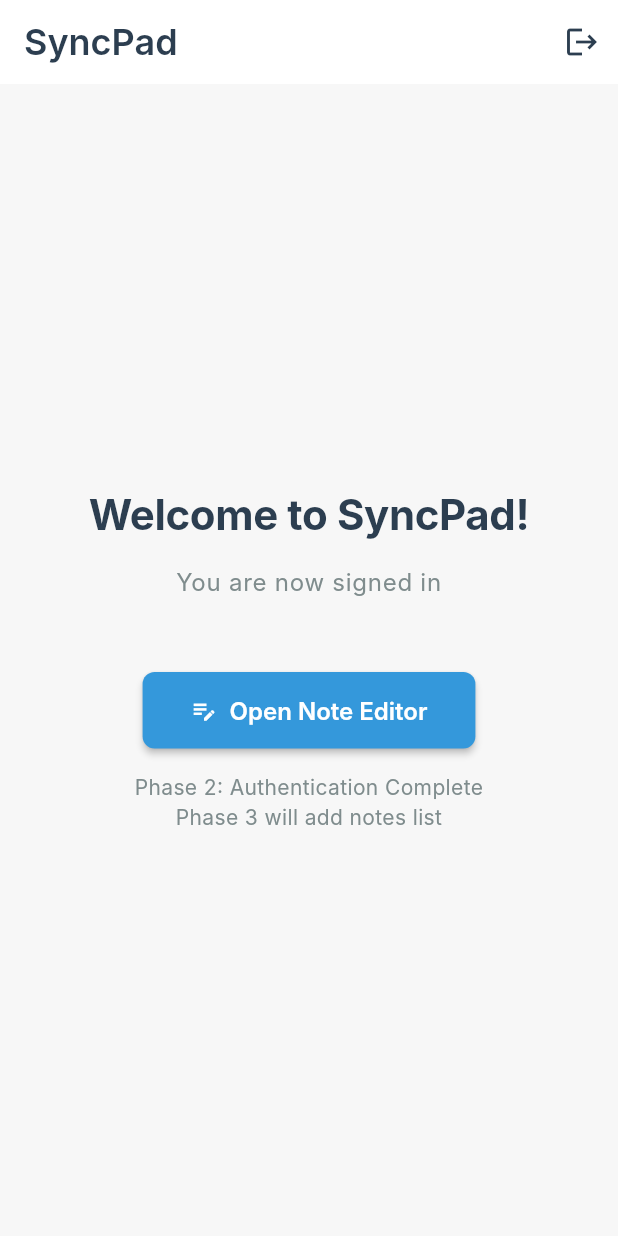
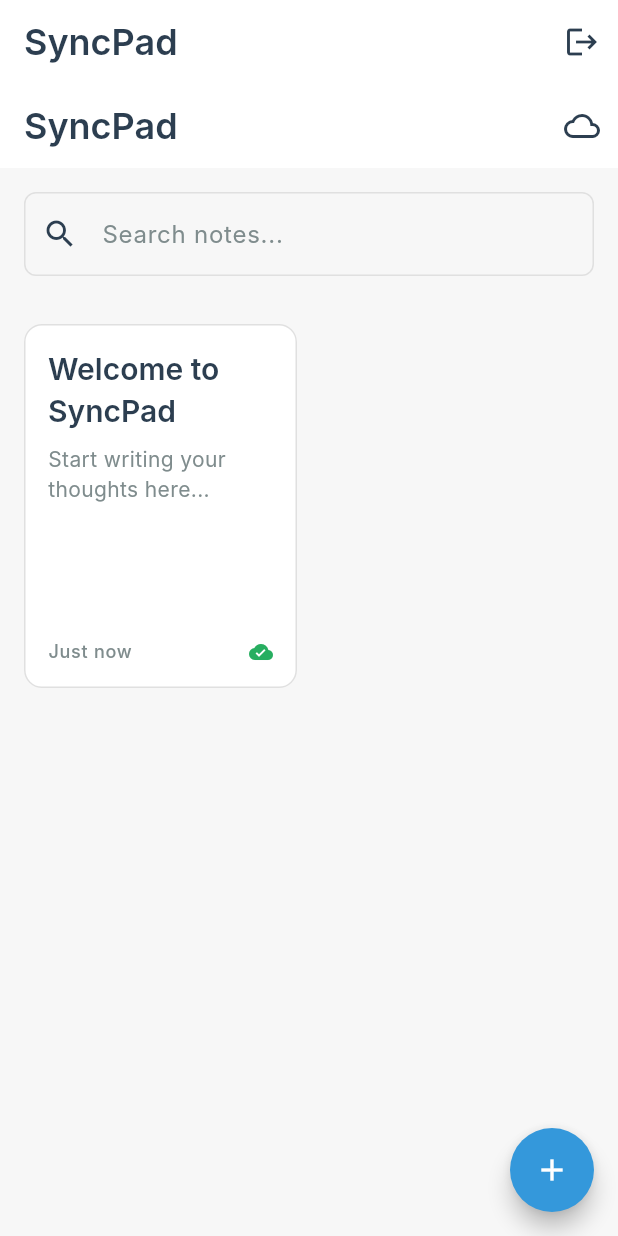
Before and after one commit to geogory-dev/anchornotes, a Flutter app: the screen it shows once a user with an empty profile is signed in, on a phone screen of 412 x 824 dp. Run offline on Flutter 3.47's test engine with Material 3 defaults, Android fonts, the phone set to English and light mode, and no system bars; our stand-ins replace cloud_firestore, firebase_auth, firebase_core, google_sign_in, isar; accounts and stored records are empty; generated files the repository leaves out were written again; Roboto replaces fonts that are missing (Inter).

Commit message:
Phase 4 (Part 1): Multi-Note Management - 50% Complete
- Enhanced Note model with sharing fields (sharedWith, permission)
- Created NotesListScreen with complete UI:
  * Grid view (2 columns) with note cards
  * Real-time updates with StreamBuilder
  * Search functionality
  * Create new notes (FAB)
  * Delete notes (long press + confirmation)
  * Pull-to-refresh for manual sync
  * Empty state UI
  * Sync status per note
  * Shared indicator badge
- Updated HomeScreen to show NotesListScreen
- Updated IsarService for multi-note support
- Updated SyncService to create welcome note on first login
- Regenerated Isar schema with new fields

Features Working:
✅ View all notes in grid
✅ Create new notes
✅ Delete notes with confirmation
✅ Edit any note
✅ Search notes by title/content
✅ Real-time sync per note
✅ Offline support maintained
✅ Pull-to-refresh

Next: Sharing functionality and security rules

```diff
--- a/lib/models/note.dart
+++ b/lib/models/note.dart
@@ -38,6 +38,12 @@ class Note {
   /// Last sync timestamp (null if never synced)
   DateTime? lastSyncedAt;
 
+  /// Shared with users (list of user IDs with access)
+  List<String> sharedWith = [];
+
+  /// Sharing permissions: 'owner', 'editor', 'viewer'
+  String permission = 'owner';
+
   /// Default constructor for Isar
   Note() {
     final now = DateTime.now();
@@ -55,6 +61,8 @@ class Note {
     String? userId,
     String? syncStatus,
     DateTime? lastSyncedAt,
+    List<String>? sharedWith,
+    String? permission,
   }) {
     final note = Note();
     note.id = id ?? this.id;
@@ -65,6 +73,8 @@ class Note {
     note.userId = userId ?? this.userId;
     note.syncStatus = syncStatus ?? this.syncStatus;
     note.lastSyncedAt = lastSyncedAt ?? this.lastSyncedAt;
+    note.sharedWith = sharedWith ?? List.from(this.sharedWith);
+    note.permission = permission ?? this.permission;
     return note;
   }
 
@@ -94,6 +104,8 @@ class Note {
       'createdAt': createdAt.toIso8601String(),
       'updatedAt': updatedAt.toIso8601String(),
       'userId': userId,
+      'sharedWith': sharedWith,
+      'permission': permission,
     };
   }
 
@@ -106,10 +118,21 @@ class Note {
     note.createdAt = DateTime.parse(data['createdAt'] ?? DateTime.now().toIso8601String());
     note.updatedAt = DateTime.parse(data['updatedAt'] ?? DateTime.now().toIso8601String());
     note.userId = data['userId'] ?? '';
+    note.sharedWith = List<String>.from(data['sharedWith'] ?? []);
+    note.permission = data['permission'] ?? 'owner';
     note.syncStatus = 'synced';
     note.lastSyncedAt = DateTime.now();
     return note;
   }
+
+  /// Check if note is shared
+  bool get isShared => sharedWith.isNotEmpty;
+
+  /// Check if user can edit (owner or editor)
+  bool get canEdit => permission == 'owner' || permission == 'editor';
+
+  /// Check if user is owner
+  bool get isOwner => permission == 'owner';
 
   @override
   String toString() {
--- a/lib/screens/home_screen.dart
+++ b/lib/screens/home_screen.dart
@@ -1,14 +1,12 @@
 import 'package:flutter/material.dart';
 import '../services/auth_service.dart';
-import '../services/isar_service.dart';
 import '../services/sync_service.dart';
 import '../theme/app_colors.dart';
-import 'note_editor_screen.dart';
+import 'notes_list_screen.dart';
 
 /// HomeScreen
 /// Main dashboard after authentication
-/// Phase 2: Simple screen with logout and access to the note editor
-/// Phase 3: Added cloud sync initialization
+/// Phase 4: Shows notes list with multi-note management
 class HomeScreen extends StatefulWidget {
   const HomeScreen({super.key});
 
@@ -35,7 +33,6 @@ class _HomeScreenState extends State<HomeScreen> {
   @override
   Widget build(BuildContext context) {
     final AuthService authService = AuthService();
-    final IsarService isarService = IsarService();
     final isDark = Theme.of(context).brightness == Brightness.dark;
 
     return Scaffold(
@@ -64,75 +61,8 @@ class _HomeScreenState extends State<HomeScreen> {
           ),
         ],
       ),
-      body: Center(
-        child: Padding(
-          padding: const EdgeInsets.all(32),
-          child: Column(
-            mainAxisAlignment: MainAxisAlignment.center,
-            children: [
-              // Welcome message
-              Text(
-                'Welcome to SyncPad!',
-                style: Theme.of(context).textTheme.displayLarge?.copyWith(
-                      fontSize: 28,
-                    ),
-                textAlign: TextAlign.center,
-              ),
-              const SizedBox(height: 16),
-              Text(
-                'You are now signed in',
-                style: Theme.of(context).textTheme.bodyLarge?.copyWith(
-                      color: isDark
-                          ? AppColors.darkTextSecondary
-                          : AppColors.lightTextSecondary,
-                    ),
-                textAlign: TextAlign.center,
-              ),
-              const SizedBox(height: 48),
-
-              // Open note editor button
-              ElevatedButton.icon(
-                onPressed: () => _openNoteEditor(context, isarService),
-                icon: const Icon(Icons.edit_note),
-                label: const Text('Open Note Editor'),
-                style: ElevatedButton.styleFrom(
-                  padding: const EdgeInsets.symmetric(
-                    horizontal: 32,
-                    vertical: 16,
-                  ),
-                ),
-              ),
-              const SizedBox(height: 16),
-
-              // Info text
-              Text(
-                'Phase 2: Authentication Complete\nPhase 3 will add notes list',
-                style: Theme.of(context).textTheme.bodyMedium?.copyWith(
-                      color: isDark
-                          ? AppColors.darkTextSecondary
-                          : AppColors.lightTextSecondary,
-                    ),
-                textAlign: TextAlign.center,
-              ),
-            ],
-          ),
-        ),
-      ),
+      body: const NotesListScreen(),
     );
-  }
-
-  /// Open the note editor with the default note
-  Future<void> _openNoteEditor(BuildContext context, IsarService isarService) async {
-    // Get or create the default note
-    final note = await isarService.getOrCreateDefaultNote();
-
-    if (context.mounted) {
-      Navigator.of(context).push(
-        MaterialPageRoute(
-          builder: (context) => NoteEditorScreen(noteId: note.id),
-        ),
-      );
-    }
   }
 
   /// Handle logout
--- /dev/null
+++ b/lib/screens/notes_list_screen.dart
@@ -0,0 +1,406 @@
+import 'package:flutter/material.dart';
+import '../models/note.dart';
+import '../services/isar_service.dart';
+import '../services/sync_service.dart';
+import '../services/auth_service.dart';
+import '../theme/app_colors.dart';
+import 'note_editor_screen.dart';
+
+/// NotesListScreen
+/// Displays all notes in a grid/list view with real-time updates
+/// Phase 4: Multi-note management
+class NotesListScreen extends StatefulWidget {
+  const NotesListScreen({super.key});
+
+  @override
+  State<NotesListScreen> createState() => _NotesListScreenState();
+}
+
+class _NotesListScreenState extends State<NotesListScreen> {
+  final IsarService _isarService = IsarService();
+  final SyncService _syncService = SyncService();
+  final AuthService _authService = AuthService();
+  final TextEditingController _searchController = TextEditingController();
+
+  String _searchQuery = '';
+  bool _isRefreshing = false;
+
+  @override
+  void dispose() {
+    _searchController.dispose();
+    super.dispose();
+  }
+
+  /// Create a new note
+  Future<void> _createNewNote() async {
+    final newNote = Note()
+      ..title = ''
+      ..content = ''
+      ..userId = _authService.userId ?? ''
+      ..syncStatus = 'pending';
+
+    final noteId = await _isarService.createNote(newNote);
+
+    // Sync to cloud
+    final createdNote = await _isarService.getNote(noteId);
+    if (createdNote != null) {
+      await _syncService.pushNote(createdNote);
+    }
+
+    // Navigate to editor
+    if (mounted) {
+      Navigator.of(context).push(
+        MaterialPageRoute(
+          builder: (context) => NoteEditorScreen(noteId: noteId),
+        ),
+      );
+    }
+  }
+
+  /// Delete a note
+  Future<void> _deleteNote(Note note) async {
+    final confirmed = await showDialog<bool>(
+      context: context,
+      builder: (context) => AlertDialog(
+        title: const Text('Delete Note'),
+        content: Text('Are you sure you want to delete "${note.displayTitle}"?'),
+        actions: [
+          TextButton(
+            onPressed: () => Navigator.of(context).pop(false),
+            child: const Text('Cancel'),
+          ),
+          ElevatedButton(
+            onPressed: () => Navigator.of(context).pop(true),
+            style: ElevatedButton.styleFrom(
+              backgroundColor: AppColors.error,
+            ),
+            child: const Text('Delete'),
+          ),
+        ],
+      ),
+    );
+
+    if (confirmed == true) {
+      await _syncService.deleteNote(note.id);
+
+      if (mounted) {
+        ScaffoldMessenger.of(context).showSnackBar(
+          const SnackBar(content: Text('Note deleted')),
+        );
+      }
+    }
+  }
+
+  /// Manual sync
+  Future<void> _refreshNotes() async {
+    setState(() => _isRefreshing = true);
+
+    try {
+      await _syncService.syncAll();
+    } catch (e) {
+      if (mounted) {
+        ScaffoldMessenger.of(context).showSnackBar(
+          SnackBar(content: Text('Sync error: $e')),
+        );
+      }
+    } finally {
+      setState(() => _isRefreshing = false);
+    }
+  }
+
+  /// Filter notes by search query
+  List<Note> _filterNotes(List<Note> notes) {
+    if (_searchQuery.isEmpty) return notes;
+
+    final query = _searchQuery.toLowerCase();
+    return notes.where((note) {
+      return note.title.toLowerCase().contains(query) ||
+             note.content.toLowerCase().contains(query);
+    }).toList();
+  }
+
+  @override
+  Widget build(BuildContext context) {
+    final isDark = Theme.of(context).brightness == Brightness.dark;
+
+    return Scaffold(
+      appBar: AppBar(
+        title: const Text('SyncPad'),
+        actions: [
+          // Sync status
+          if (_isRefreshing)
+            const Padding(
+              padding: EdgeInsets.all(16),
+              child: SizedBox(
+                width: 20,
+                height: 20,
+                child: CircularProgressIndicator(strokeWidth: 2),
+              ),
+            )
+          else
+            IconButton(
+              icon: Icon(_getSyncIcon()),
+              onPressed: _refreshNotes,
+              tooltip: 'Sync',
+            ),
+        ],
+      ),
+      body: Column(
+        children: [
+          // Search bar
+          Padding(
+            padding: const EdgeInsets.all(16),
+            child: TextField(
+              controller: _searchController,
+              decoration: InputDecoration(
+                hintText: 'Search notes...',
+                prefixIcon: const Icon(Icons.search),
+                suffixIcon: _searchQuery.isNotEmpty
+                    ? IconButton(
+                        icon: const Icon(Icons.clear),
+                        onPressed: () {
+                          _searchController.clear();
+                          setState(() => _searchQuery = '');
+                        },
+                      )
+                    : null,
+              ),
+              onChanged: (value) {
+                setState(() => _searchQuery = value);
+              },
+            ),
+          ),
+
+          // Notes list
+          Expanded(
+            child: StreamBuilder<List<Note>>(
+              stream: _isarService.watchAllNotes(),
+              builder: (context, snapshot) {
+                if (snapshot.connectionState == ConnectionState.waiting) {
+                  return const Center(child: CircularProgressIndicator());
+                }
+
+                if (snapshot.hasError) {
+                  return Center(child: Text('Error: ${snapshot.error}'));
+                }
+
+                final allNotes = snapshot.data ?? [];
+                final notes = _filterNotes(allNotes);
+
+                if (notes.isEmpty) {
+                  return _buildEmptyState();
+                }
+
+                return RefreshIndicator(
+                  onRefresh: _refreshNotes,
+                  child: GridView.builder(
+                    padding: const EdgeInsets.all(16),
+                    gridDelegate: const SliverGridDelegateWithFixedCrossAxisCount(
+                      crossAxisCount: 2,
+                      crossAxisSpacing: 16,
+                      mainAxisSpacing: 16,
+                      childAspectRatio: 0.75,
+                    ),
+                    itemCount: notes.length,
+                    itemBuilder: (context, index) {
+                      return _buildNoteCard(notes[index], isDark);
+                    },
+                  ),
+                );
+              },
+            ),
+          ),
+        ],
+      ),
+      floatingActionButton: FloatingActionButton(
+        onPressed: _createNewNote,
+        tooltip: 'Create Note',
+        child: const Icon(Icons.add),
+      ),
+    );
+  }
+
+  /// Build note card
+  Widget _buildNoteCard(Note note, bool isDark) {
+    return Card(
+      child: InkWell(
+        onTap: () {
+          Navigator.of(context).push(
+            MaterialPageRoute(
+              builder: (context) => NoteEditorScreen(noteId: note.id),
+            ),
+          );
+        },
+        onLongPress: () => _deleteNote(note),
+        borderRadius: BorderRadius.circular(12),
+        child: Padding(
+          padding: const EdgeInsets.all(16),
+          child: Column(
+            crossAxisAlignment: CrossAxisAlignment.start,
+            children: [
+              // Title
+              Text(
+                note.displayTitle,
+                style: Theme.of(context).textTheme.headlineMedium,
+                maxLines: 2,
+                overflow: TextOverflow.ellipsis,
+              ),
+              const SizedBox(height: 8),
+
+              // Preview
+              Expanded(
+                child: Text(
+                  note.preview,
+                  style: Theme.of(context).textTheme.bodyMedium?.copyWith(
+                        color: isDark
+                            ? AppColors.darkTextSecondary
+                            : AppColors.lightTextSecondary,
+                      ),
+                  maxLines: 4,
+                  overflow: TextOverflow.ellipsis,
+                ),
+              ),
+
+              const SizedBox(height: 12),
+
+              // Footer
+              Row(
+                mainAxisAlignment: MainAxisAlignment.spaceBetween,
+                children: [
+                  // Timestamp
+                  Text(
+                    _formatTimestamp(note.updatedAt),
+                    style: Theme.of(context).textTheme.labelMedium,
+                  ),
+
+                  // Sync status
+                  Icon(
+                    _getNoteStatusIcon(note),
+                    size: 16,
+                    color: _getNoteStatusColor(note),
+                  ),
+                ],
+              ),
+
+              // Shared indicator
+              if (note.isShared)
+                Padding(
+                  padding: const EdgeInsets.only(top: 8),
+                  child: Row(
+                    children: [
+                      Icon(
+                        Icons.people,
+                        size: 14,
+                        color: AppColors.accent,
+                      ),
+                      const SizedBox(width: 4),
+                      Text(
+                        'Shared',
+                        style: Theme.of(context).textTheme.labelMedium?.copyWith(
+                              color: AppColors.accent,
+                            ),
+                      ),
+                    ],
+                  ),
+                ),
+            ],
+          ),
+        ),
+      ),
+    );
+  }
+
+  /// Build empty state
+  Widget _buildEmptyState() {
+    return Center(
+      child: Column(
+        mainAxisAlignment: MainAxisAlignment.center,
+        children: [
+          Icon(
+            Icons.note_add_outlined,
+            size: 80,
+            color: Theme.of(context).brightness == Brightness.light
+                ? AppColors.lightTextSecondary
+                : AppColors.darkTextSecondary,
+          ),
+          const SizedBox(height: 16),
+          Text(
+            _searchQuery.isEmpty ? 'No notes yet' : 'No notes found',
+            style: Theme.of(context).textTheme.headlineMedium,
+          ),
+          const SizedBox(height: 8),
+          Text(
+            _searchQuery.isEmpty
+                ? 'Tap + to create your first note'
+                : 'Try a different search',
+            style: Theme.of(context).textTheme.bodyMedium?.copyWith(
+                  color: Theme.of(context).brightness == Brightness.light
+                      ? AppColors.lightTextSecondary
+                      : AppColors.darkTextSecondary,
+                ),
+          ),
+        ],
+      ),
+    );
+  }
+
+  /// Get sync icon
+  IconData _getSyncIcon() {
+    switch (_syncService.syncStatus) {
+      case 'synced':
+        return Icons.cloud_done;
+      case 'syncing':
+        return Icons.sync;
+      case 'error':
+        return Icons.cloud_off;
+      default:
+        return Icons.cloud_queue;
+    }
+  }
+
+  /// Get note status icon
+  IconData _getNoteStatusIcon(Note note) {
+    switch (note.syncStatus) {
+      case 'synced':
+        return Icons.cloud_done;
+      case 'pending':
+        return Icons.cloud_queue;
+      case 'error':
+        return Icons.cloud_off;
+      default:
+        return Icons.cloud_queue;
+    }
+  }
+
+  /// Get note status color
+  Color _getNoteStatusColor(Note note) {
+    switch (note.syncStatus) {
+      case 'synced':
+        return AppColors.success;
+      case 'pending':
+        return AppColors.accent;
+      case 'error':
+        return AppColors.error;
+      default:
+        return AppColors.accent;
+    }
+  }
+
+  /// Format timestamp
+  String _formatTimestamp(DateTime timestamp) {
+    final now = DateTime.now();
+    final difference = now.difference(timestamp);
+
+    if (difference.inMinutes < 1) {
+      return 'Just now';
+    } else if (difference.inHours < 1) {
+      return '${difference.inMinutes}m ago';
+    } else if (difference.inDays < 1) {
+      return '${difference.inHours}h ago';
+    } else if (difference.inDays < 7) {
+      return '${difference.inDays}d ago';
+    } else {
+      return '${timestamp.month}/${timestamp.day}/${timestamp.year}';
+    }
+  }
+}
--- a/lib/services/isar_service.dart
+++ b/lib/services/isar_service.dart
@@ -135,21 +135,19 @@ class IsarService {
     }).toList();
   }
 
-  /// Get or create the default note
-  /// For Phase 1, we use a single hardcoded note
-  /// Returns the note with ID 1, creating it if it doesn't exist
-  Future<Note> getOrCreateDefaultNote() async {
-    Note? note = await getNote(1);
+  /// Create initial welcome note if no notes exist
+  Future<void> createWelcomeNoteIfNeeded(String userId) async {
+    final count = await getNotesCount();
 
-    if (note == null) {
-      // Create the default note
-      note = Note()
-        ..id = 1
+    if (count == 0) {
+      // Create welcome note
+      final welcomeNote = Note()
         ..title = 'Welcome to SyncPad'
-        ..content = 'Start writing your thoughts here...\n\nThis is your offline-first note-taking app.';
-      await createNote(note);
+        ..content = 'Start writing your thoughts here...\n\nThis is your offline-first note-taking app.'
+        ..userId = userId
+        ..syncStatus = 'pending';
+
+      await createNote(welcomeNote);
     }
-
-    return note;
   }
 }
--- a/lib/services/sync_service.dart
+++ b/lib/services/sync_service.dart
@@ -37,6 +37,9 @@ class SyncService {
     }
 
     debugPrint('SyncService: Initializing for user ${_authService.userId}');
+
+    // Create welcome note if this is first time
+    await _isarService.createWelcomeNoteIfNeeded(_authService.userId!);
 
     // Start listening to Firestore changes
     _startFirestoreListener();
```
Also changed, not shown: lib/models/note.g.dart, 1 other file.
